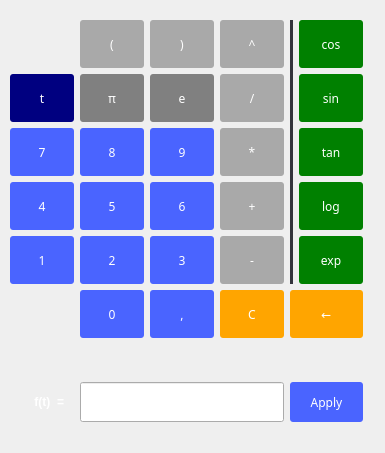
Qt form ui/math.ui (analogdevicesinc/scopy) before a commit.
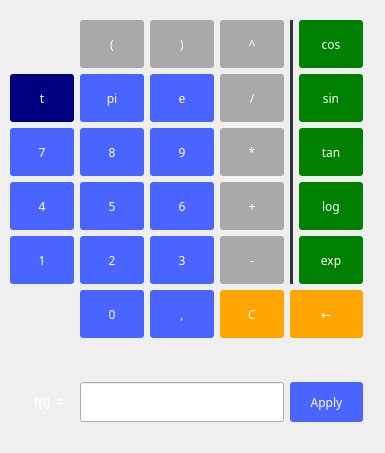
The same form after that commit.

Commit message: math.ui: Changed pi character to "pi" and changed the colors of pi and e btns

What changed in the file:
```diff
--- a/ui/math.ui
+++ b/ui/math.ui
@@ -518,9 +518,6 @@
        <height>64</height>
       </size>
      </property>
-     <property name="styleSheet">
-      <string notr="true">QPushButton:enabled:!pressed { background-color: grey; }</string>
-     </property>
      <property name="text">
       <string>e</string>
      </property>
@@ -901,11 +898,8 @@
        <height>64</height>
       </size>
      </property>
-     <property name="styleSheet">
-      <string notr="true">QPushButton:enabled:!pressed { background-color: grey; }</string>
-     </property>
      <property name="text">
-      <string>π</string>
+      <string>pi</string>
      </property>
     </widget>
    </item>
```
